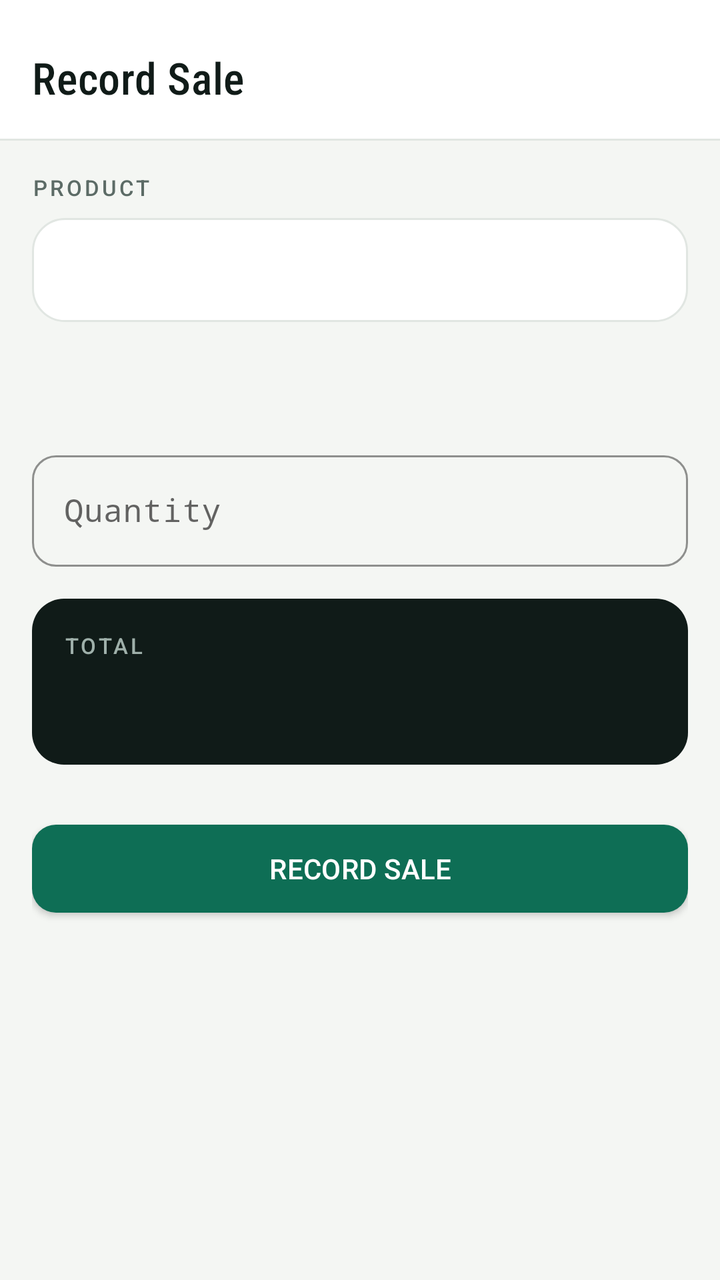
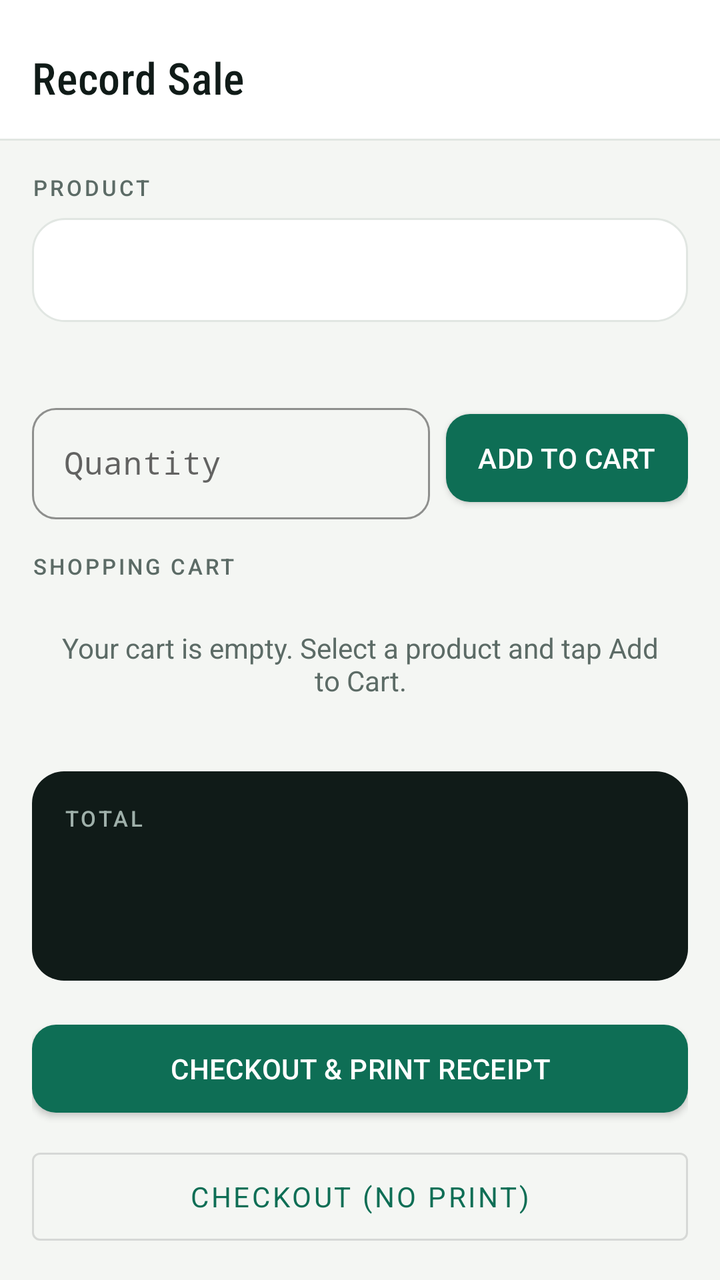

The first picture is an Android layout as it rendered before a commit; the second is the same layout after the commit. The layout source and the unified diff follow.
<!-- AndroidManifest.xml: application theme Theme.StockManagement -->
<!-- res/layout/activity_record_sale.xml -->
<?xml version="1.0" encoding="utf-8"?>
<ScrollView xmlns:android="http://schemas.android.com/apk/res/android"
    android:layout_width="match_parent"
    android:layout_height="match_parent"
    android:background="@color/paper">

    <LinearLayout
        android:layout_width="match_parent"
        android:layout_height="wrap_content"
        android:orientation="vertical">

        <LinearLayout
            android:layout_width="match_parent"
            android:layout_height="wrap_content"
            android:orientation="vertical"
            android:background="@color/surface"
            android:paddingHorizontal="@dimen/space_l"
            android:paddingTop="@dimen/space_xl"
            android:paddingBottom="@dimen/space_l">

            <TextView
                style="@style/Text.Display"
                android:layout_width="wrap_content"
                android:layout_height="wrap_content"
                android:text="@string/screen_title_record_sale" />
        </LinearLayout>

        <View
            android:layout_width="match_parent"
            android:layout_height="@dimen/hairline_width"
            android:background="@color/hairline" />

        <LinearLayout
            android:layout_width="match_parent"
            android:layout_height="wrap_content"
            android:orientation="vertical"
            android:padding="@dimen/space_l">

            <TextView
                style="@style/Text.Eyebrow"
                android:layout_width="wrap_content"
                android:layout_height="wrap_content"
                android:text="@string/label_product" />

            <Spinner
                android:id="@+id/spinner_product"
                android:layout_width="match_parent"
                android:layout_height="52dp"
                android:layout_marginTop="@dimen/space_s"
                android:background="@drawable/bg_card"
                android:paddingHorizontal="@dimen/space_m" />

            <TextView
                android:id="@+id/text_unit_price"
                style="@style/Text.Mono.Secondary"
                android:layout_width="wrap_content"
                android:layout_height="wrap_content"
                android:layout_marginTop="@dimen/space_s" />

            <TextView
                android:id="@+id/text_remaining_stock"
                style="@style/Text.Mono.Secondary"
                android:layout_width="wrap_content"
                android:layout_height="wrap_content"
                android:layout_marginTop="2dp" />

            <com.google.android.material.textfield.TextInputLayout
                style="@style/Input"
                android:layout_width="match_parent"
                android:layout_height="wrap_content"
                android:layout_marginTop="@dimen/space_l">

                <com.google.android.material.textfield.TextInputEditText
                    android:id="@+id/edit_sale_quantity"
                    android:layout_width="match_parent"
                    android:layout_height="wrap_content"
                    android:fontFamily="monospace"
                    android:hint="@string/hint_quantity"
                    android:inputType="number" />
            </com.google.android.material.textfield.TextInputLayout>

            <LinearLayout
                android:layout_width="match_parent"
                android:layout_height="wrap_content"
                android:layout_marginTop="@dimen/space_l"
                android:orientation="vertical"
                android:background="@drawable/bg_stat_card"
                android:padding="@dimen/space_l">

                <TextView
                    style="@style/Text.Eyebrow"
                    android:layout_width="wrap_content"
                    android:layout_height="wrap_content"
                    android:textColor="#9FB0AA"
                    android:text="@string/label_total" />

                <TextView
                    android:id="@+id/text_total_price"
                    style="@style/Text.Mono.Large"
                    android:layout_width="wrap_content"
                    android:layout_height="wrap_content"
                    android:layout_marginTop="4dp"
                    android:textColor="@color/surface" />
            </LinearLayout>

            <com.google.android.material.button.MaterialButton
                android:id="@+id/button_record_sale"
                style="@style/Button.Primary"
                android:layout_width="match_parent"
                android:layout_height="56dp"
                android:layout_marginTop="@dimen/space_xl"
                android:text="@string/record_sale" />

        </LinearLayout>
    </LinearLayout>
</ScrollView>
<!-- resources referenced by this layout -->
<resources>
  <color name="hairline">#E1E6E2</color>
  <color name="paper">#F4F6F3</color>
  <color name="surface">#FFFFFF</color>
  <dimen name="hairline_width">1dp</dimen>
  <dimen name="space_l">16dp</dimen>
  <dimen name="space_m">12dp</dimen>
  <dimen name="space_s">8dp</dimen>
  <dimen name="space_xl">24dp</dimen>
  <!-- drawable bg_card (drawable) -->
  <?xml version="1.0" encoding="utf-8"?>
  <shape xmlns:android="http://schemas.android.com/apk/res/android">
      <solid android:color="@color/surface" />
      <corners android:radius="@dimen/radius_card" />
      <stroke android:width="@dimen/hairline_width" android:color="@color/hairline" />
  </shape>
  <!-- drawable bg_stat_card (drawable) -->
  <?xml version="1.0" encoding="utf-8"?>
  <shape xmlns:android="http://schemas.android.com/apk/res/android">
      <solid android:color="@color/ink" />
      <corners android:radius="@dimen/radius_card" />
  </shape>
  <string name="hint_quantity">Quantity</string>
  <string name="label_product">Product</string>
  <string name="label_total">Total</string>
  <string name="record_sale">Record Sale</string>
  <string name="screen_title_record_sale">Record Sale</string>
  <style name="Button.Primary" parent="Widget.MaterialComponents.Button">
          <item name="backgroundTint">@color/brand_emerald</item>
          <item name="android:textColor">@color/surface</item>
          <item name="android:fontFamily">sans-serif-medium</item>
          <item name="cornerRadius">12dp</item>
          <item name="android:letterSpacing">0.01</item>
      </style>
  <style name="Input" parent="Widget.MaterialComponents.TextInputLayout.OutlinedBox">
          <item name="boxStrokeColor">@color/brand_emerald</item>
          <item name="hintTextColor">@color/text_secondary</item>
          <item name="boxCornerRadiusTopStart">12dp</item>
          <item name="boxCornerRadiusTopEnd">12dp</item>
          <item name="boxCornerRadiusBottomStart">12dp</item>
          <item name="boxCornerRadiusBottomEnd">12dp</item>
      </style>
  <style name="Text.Display" parent="android:Widget">
          <item name="android:fontFamily">sans-serif-condensed-medium</item>
          <item name="android:textColor">@color/text_primary</item>
          <item name="android:textSize">22sp</item>
          <item name="android:letterSpacing">0.01</item>
      </style>
  <style name="Text.Eyebrow" parent="android:Widget">
          <item name="android:fontFamily">sans-serif-medium</item>
          <item name="android:textColor">@color/text_secondary</item>
          <item name="android:textSize">11sp</item>
          <item name="android:letterSpacing">0.12</item>
          <item name="android:textAllCaps">true</item>
      </style>
  <style name="Text.Mono.Large">
          <item name="android:textSize">24sp</item>
          <item name="android:fontFamily">sans-serif-condensed-medium</item>
      </style>
  <style name="Text.Mono.Secondary">
          <item name="android:textColor">@color/text_secondary</item>
          <item name="android:textSize">13sp</item>
      </style>
  <dimen name="radius_card">16dp</dimen>
  <color name="ink">#101B18</color>
  <color name="brand_emerald">#0E6E55</color>
  <color name="text_secondary">#5C6B66</color>
  <color name="text_primary">#101B18</color>
  <color name="brand_emerald_dark">#0A5240</color>
  <color name="status_low">#C97A2B</color>
  <!-- unchanged entries left out for length: 1 -->
</resources>

<!-- the commit's change to res/layout/activity_record_sale.xml (unified diff, before → after) -->
@@ -1,8 +1,10 @@
 <?xml version="1.0" encoding="utf-8"?>
-<ScrollView xmlns:android="http://schemas.android.com/apk/res/android"
+<androidx.core.widget.NestedScrollView xmlns:android="http://schemas.android.com/apk/res/android"
+    xmlns:app="http://schemas.android.com/apk/res-auto"
     android:layout_width="match_parent"
     android:layout_height="match_parent"
-    android:background="@color/paper">
+    android:background="@color/paper"
+    android:fillViewport="true">
 
     <LinearLayout
         android:layout_width="match_parent"
@@ -12,8 +14,8 @@
         <LinearLayout
             android:layout_width="match_parent"
             android:layout_height="wrap_content"
+            android:background="@color/surface"
             android:orientation="vertical"
-            android:background="@color/surface"
             android:paddingHorizontal="@dimen/space_l"
             android:paddingTop="@dimen/space_xl"
             android:paddingBottom="@dimen/space_l">
@@ -50,49 +52,95 @@
                 android:background="@drawable/bg_card"
                 android:paddingHorizontal="@dimen/space_m" />
 
+            <LinearLayout
+                android:layout_width="match_parent"
+                android:layout_height="wrap_content"
+                android:layout_marginTop="@dimen/space_s"
+                android:orientation="horizontal">
+
+                <TextView
+                    android:id="@+id/text_unit_price"
+                    style="@style/Text.Mono.Secondary"
+                    android:layout_width="0dp"
+                    android:layout_height="wrap_content"
+                    android:layout_weight="1" />
+
+                <TextView
+                    android:id="@+id/text_remaining_stock"
+                    style="@style/Text.Mono.Secondary"
+                    android:layout_width="wrap_content"
+                    android:layout_height="wrap_content" />
+            </LinearLayout>
+
+            <LinearLayout
+                android:layout_width="match_parent"
+                android:layout_height="wrap_content"
+                android:layout_marginTop="@dimen/space_m"
+                android:gravity="center_vertical"
+                android:orientation="horizontal">
+
+                <com.google.android.material.textfield.TextInputLayout
+                    style="@style/Input"
+                    android:layout_width="0dp"
+                    android:layout_height="wrap_content"
+                    android:layout_weight="1"
+                    android:layout_marginEnd="@dimen/space_s">
+
+                    <com.google.android.material.textfield.TextInputEditText
+                        android:id="@+id/edit_sale_quantity"
+                        android:layout_width="match_parent"
+                        android:layout_height="wrap_content"
+                        android:fontFamily="monospace"
+                        android:hint="@string/hint_quantity"
+                        android:inputType="number" />
+                </com.google.android.material.textfield.TextInputLayout>
+
+                <com.google.android.material.button.MaterialButton
+                    android:id="@+id/button_add_to_cart"
+                    style="@style/Button.Primary"
+                    android:layout_width="wrap_content"
+                    android:layout_height="56dp"
+                    android:text="@string/add_to_cart" />
+            </LinearLayout>
+
             <TextView
-                android:id="@+id/text_unit_price"
-                style="@style/Text.Mono.Secondary"
+                style="@style/Text.Eyebrow"
                 android:layout_width="wrap_content"
                 android:layout_height="wrap_content"
-                android:layout_marginTop="@dimen/space_s" />
+                android:layout_marginTop="@dimen/space_l"
+                android:text="@string/shopping_cart" />
 
             <TextView
-                android:id="@+id/text_remaining_stock"
-                style="@style/Text.Mono.Secondary"
-                android:layout_width="wrap_content"
-                android:layout_height="wrap_content"
-                android:layout_marginTop="2dp" />
-
-            <com.google.android.material.textfield.TextInputLayout
-                style="@style/Input"
+                android:id="@+id/text_empty_cart"
                 android:layout_width="match_parent"
                 android:layout_height="wrap_content"
-                android:layout_marginTop="@dimen/space_l">
+                android:layout_marginTop="@dimen/space_m"
+                android:padding="@dimen/space_m"
+                android:text="@string/cart_empty"
+                android:textAlignment="center"
+                android:textColor="@color/text_secondary" />
 
-                <com.google.android.material.textfield.TextInputEditText
-                    android:id="@+id/edit_sale_quantity"
-                    android:layout_width="match_parent"
-                    android:layout_height="wrap_content"
-                    android:fontFamily="monospace"
-                    android:hint="@string/hint_quantity"
-                    android:inputType="number" />
-            </com.google.android.material.textfield.TextInputLayout>
+            <androidx.recyclerview.widget.RecyclerView
+                android:id="@+id/recycler_cart"
+                android:layout_width="match_parent"
+                android:layout_height="wrap_content"
+                android:layout_marginTop="@dimen/space_s"
+                android:nestedScrollingEnabled="false" />
 
             <LinearLayout
                 android:layout_width="match_parent"
                 android:layout_height="wrap_content"
                 android:layout_marginTop="@dimen/space_l"
+                android:background="@drawable/bg_stat_card"
                 android:orientation="vertical"
-                android:background="@drawable/bg_stat_card"
                 android:padding="@dimen/space_l">
 
                 <TextView
                     style="@style/Text.Eyebrow"
                     android:layout_width="wrap_content"
                     android:layout_height="wrap_content"
-                    android:textColor="#9FB0AA"
-                    android:text="@string/label_total" />
+                    android:text="@string/label_total"
+                    android:textColor="#9FB0AA" />
 
                 <TextView
                     android:id="@+id/text_total_price"
@@ -101,16 +149,32 @@
                     android:layout_height="wrap_content"
                     android:layout_marginTop="4dp"
                     android:textColor="@color/surface" />
+
+                <TextView
+                    android:id="@+id/text_total_profit"
+                    style="@style/Text.Mono.Secondary"
+                    android:layout_width="wrap_content"
+                    android:layout_height="wrap_content"
+                    android:layout_marginTop="4dp"
+                    android:textColor="#DFF0EA" />
             </LinearLayout>
 
             <com.google.android.material.button.MaterialButton
-                android:id="@+id/button_record_sale"
+                android:id="@+id/button_checkout_print"
                 style="@style/Button.Primary"
                 android:layout_width="match_parent"
                 android:layout_height="56dp"
-                android:layout_marginTop="@dimen/space_xl"
-                android:text="@string/record_sale" />
+                android:layout_marginTop="@dimen/space_l"
+                android:text="@string/checkout_and_print" />
+
+            <com.google.android.material.button.MaterialButton
+                android:id="@+id/button_checkout_only"
+                style="@style/Widget.MaterialComponents.Button.OutlinedButton"
+                android:layout_width="match_parent"
+                android:layout_height="56dp"
+                android:layout_marginTop="@dimen/space_s"
+                android:text="@string/checkout_only" />
 
         </LinearLayout>
     </LinearLayout>
-</ScrollView>
+</androidx.core.widget.NestedScrollView>
<!-- resource entries referenced after the edit -->
@@ -21,11 +21,15 @@
       <solid android:color="@color/ink" />
       <corners android:radius="@dimen/radius_card" />
   </shape>
+  <string name="add_to_cart">Add to Cart</string>
+  <string name="cart_empty">Your cart is empty. Select a product and tap Add to Cart.</string>
+  <string name="checkout_and_print">Checkout &amp; Print Receipt</string>
+  <string name="checkout_only">Checkout (No Print)</string>
   <string name="hint_quantity">Quantity</string>
   <string name="label_product">Product</string>
   <string name="label_total">Total</string>
-  <string name="record_sale">Record Sale</string>
   <string name="screen_title_record_sale">Record Sale</string>
+  <string name="shopping_cart">Shopping Cart</string>
   <style name="Button.Primary" parent="Widget.MaterialComponents.Button">
           <item name="backgroundTint">@color/brand_emerald</item>
           <item name="android:textColor">@color/surface</item>
